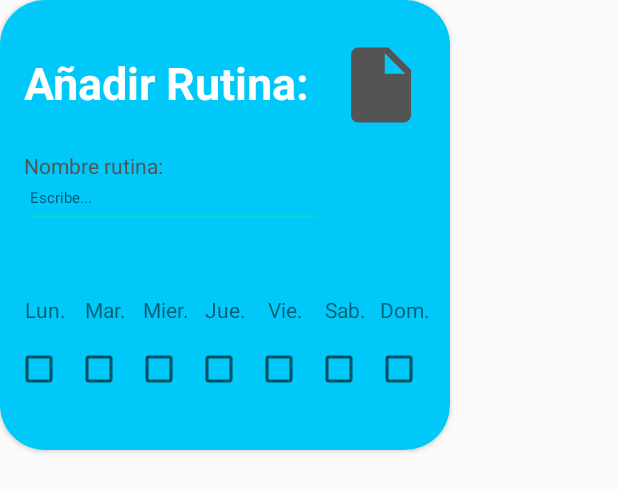
After one commit to IkNafa/APPDominales, an Android app: the layout routine_dialog.xml on its own in the app's theme, with its tools: preview values and no code run, on a phone screen of 412 x 824 dp. The commit adds this screen. Shown: the top 491 px of the screen. Run offline under Robolectric (Android 15) with nearby library versions, the phone set to English and light mode, and no system bars.

Commit message:
Ventana dialogo hecha

```diff
--- a/app/build.gradle
+++ b/app/build.gradle
@@ -30,11 +30,13 @@ dependencies {
     testImplementation 'junit:junit:4.13.2'
     androidTestImplementation 'androidx.test.ext:junit:1.1.2'
     androidTestImplementation 'androidx.test.espresso:espresso-core:3.3.0'
-
+    implementation 'androidx.navigation:navigation-ui:2.3.4'
     implementation 'com.google.android.material:material:1.3.0'
     implementation 'androidx.drawerlayout:drawerlayout:1.1.1'
-    implementation 'androidx.navigation:navigation-ui:2.3.3'
+    implementation 'androidx.navigation:navigation-ui:2.3.4'
     implementation 'de.hdodenhof:circleimageview:3.1.0'
     implementation 'androidx.recyclerview:recyclerview:1.1.0'
 
+    implementation 'de.hdodenhof:circleimageview:3.1.0'
+
 }
--- a/app/src/main/AndroidManifest.xml
+++ b/app/src/main/AndroidManifest.xml
@@ -9,14 +9,16 @@
         android:roundIcon="@mipmap/ic_launcher_round"
         android:supportsRtl="true"
         android:theme="@style/AppTheme">
-        <activity android:name=".Planificador"/>
-        <activity android:name=".Login" >
+        <activity android:name=".Register"></activity>
+        <activity android:name=".Planificador" />
+        <activity android:name=".Login">
             <intent-filter>
                 <action android:name="android.intent.action.MAIN" />
+
                 <category android:name="android.intent.category.LAUNCHER" />
             </intent-filter>
         </activity>
-        <activity android:name=".MainActivity"/>
+        <activity android:name=".MainActivity" />
     </application>
 
 </manifest>
--- /dev/null
+++ b/app/src/main/java/com/example/appdominales/Register.java
@@ -0,0 +1,14 @@
+package com.example.appdominales;
+
+import androidx.appcompat.app.AppCompatActivity;
+
+import android.os.Bundle;
+
+public class Register extends AppCompatActivity {
+
+    @Override
+    protected void onCreate(Bundle savedInstanceState) {
+        super.onCreate(savedInstanceState);
+        setContentView(R.layout.activity_register);
+    }
+}
--- /dev/null
+++ b/app/src/main/res/drawable/ic_file.xml
@@ -0,0 +1,5 @@
+<vector android:height="24dp" android:tint="#545454"
+    android:viewportHeight="24" android:viewportWidth="24"
+    android:width="24dp" xmlns:android="http://schemas.android.com/apk/res/android">
+    <path android:fillColor="@android:color/white" android:pathData="M6,2c-1.1,0 -1.99,0.9 -1.99,2L4,20c0,1.1 0.89,2 1.99,2L18,22c1.1,0 2,-0.9 2,-2L20,8l-6,-6L6,2zM13,9L13,3.5L18.5,9L13,9z"/>
+</vector>
--- a/app/src/main/res/layout/activity_login.xml
+++ b/app/src/main/res/layout/activity_login.xml
@@ -78,6 +78,7 @@
             android:layout_width="match_parent"
             android:layout_height="wrap_content"
             android:text="example@example.com"
+            android:backgroundTint="@color/white"
             android:textColor="@color/white" />
 
     </com.google.android.material.textfield.TextInputLayout>
@@ -100,6 +101,7 @@
             android:layout_width="match_parent"
             android:layout_height="wrap_content"
             android:inputType="textPassword"
+            android:backgroundTint="@color/white"
             android:text="Contraseña"
             android:textColor="@color/white" />
 
--- /dev/null
+++ b/app/src/main/res/layout/activity_register.xml
@@ -0,0 +1,20 @@
+<?xml version="1.0" encoding="utf-8"?>
+<ScrollView
+    xmlns:android="http://schemas.android.com/apk/res/android"
+    xmlns:app="http://schemas.android.com/apk/res-auto"
+    xmlns:tools="http://schemas.android.com/tools"
+    android:layout_width="match_parent"
+    android:layout_height="match_parent"
+    android:background="@color/colorPrimary"
+    tools:context=".Register">
+
+    <FrameLayout
+        android:layout_width="match_parent"
+        android:layout_height="wrap_content">
+
+
+
+
+    </FrameLayout>
+
+</ScrollView>
--- /dev/null
+++ b/app/src/main/res/layout/routine_dialog.xml
@@ -0,0 +1,229 @@
+<?xml version="1.0" encoding="utf-8"?>
+<androidx.cardview.widget.CardView xmlns:android="http://schemas.android.com/apk/res/android"
+    xmlns:app="http://schemas.android.com/apk/res-auto"
+    xmlns:tools="http://schemas.android.com/tools"
+    android:layout_width="300dp"
+    android:layout_height="300dp"
+    app:cardCornerRadius="30dp">
+
+    <androidx.constraintlayout.widget.ConstraintLayout
+        android:layout_width="match_parent"
+        android:layout_height="match_parent"
+        android:background="#00c8f8">
+
+        <TextView
+            android:id="@+id/textView8"
+            android:layout_width="wrap_content"
+            android:layout_height="wrap_content"
+            android:text="Añadir Rutina:"
+            android:textColor="@color/white"
+            android:textSize="30sp"
+            android:textStyle="bold"
+            app:layout_constraintBottom_toBottomOf="parent"
+            app:layout_constraintEnd_toEndOf="parent"
+            app:layout_constraintHorizontal_bias="0.146"
+            app:layout_constraintStart_toStartOf="parent"
+            app:layout_constraintTop_toTopOf="parent"
+            app:layout_constraintVertical_bias="0.134" />
+
+
+        <ImageView
+            android:layout_width="60dp"
+            android:layout_height="60dp"
+            android:src="@drawable/ic_file"
+            app:layout_constraintBottom_toBottomOf="parent"
+            app:layout_constraintEnd_toEndOf="parent"
+            app:layout_constraintHorizontal_bias="0.933"
+            app:layout_constraintStart_toStartOf="parent"
+            app:layout_constraintTop_toTopOf="parent"
+            app:layout_constraintVertical_bias="0.112" />
+
+        <TextView
+            android:layout_width="wrap_content"
+            android:layout_height="wrap_content"
+            android:text="Nombre rutina:"
+            android:textColor="#545454"
+            app:layout_constraintBottom_toBottomOf="parent"
+            app:layout_constraintEnd_toEndOf="parent"
+            app:layout_constraintHorizontal_bias="0.077"
+            app:layout_constraintStart_toStartOf="parent"
+            app:layout_constraintTop_toTopOf="parent"
+            app:layout_constraintVertical_bias="0.359" />
+
+        <EditText
+            android:layout_width="200dp"
+            android:layout_height="40dp"
+            android:hint="Escribe..."
+            android:textSize="10sp"
+            app:layout_constraintBottom_toBottomOf="parent"
+            app:layout_constraintEnd_toEndOf="parent"
+            app:layout_constraintHorizontal_bias="0.16"
+            app:layout_constraintStart_toStartOf="parent"
+            app:layout_constraintTop_toTopOf="parent"
+            app:layout_constraintVertical_bias="0.43" />
+
+        <LinearLayout
+            android:id="@+id/linearLayout"
+            android:layout_width="match_parent"
+            android:layout_height="wrap_content"
+            android:gravity="center"
+            app:layout_constraintBottom_toBottomOf="parent"
+            app:layout_constraintEnd_toEndOf="parent"
+            app:layout_constraintHorizontal_bias="0.0"
+            app:layout_constraintStart_toStartOf="parent"
+            app:layout_constraintTop_toTopOf="parent"
+            app:layout_constraintVertical_bias="0.816">
+
+
+            <LinearLayout
+                android:layout_width="40dp"
+                android:layout_height="wrap_content"
+                android:orientation="vertical">
+
+                <TextView
+                    android:layout_width="match_parent"
+                    android:layout_height="wrap_content"
+                    android:text="Lun."
+                    android:textAlignment="center" />
+
+                <Space
+                    android:layout_width="match_parent"
+                    android:layout_height="20dp" />
+
+                <CheckBox
+                    android:layout_width="match_parent"
+                    android:layout_height="20dp" />
+
+            </LinearLayout>
+
+            <LinearLayout
+                android:layout_width="40dp"
+                android:layout_height="wrap_content"
+                android:orientation="vertical">
+
+                <TextView
+                    android:layout_width="match_parent"
+                    android:layout_height="wrap_content"
+                    android:text="Mar."
+                    android:textAlignment="center" />
+
+                <Space
+                    android:layout_width="match_parent"
+                    android:layout_height="20dp" />
+
+                <CheckBox
+                    android:layout_width="match_parent"
+                    android:layout_height="20dp" />
+
+            </LinearLayout>
+
+            <LinearLayout
+                android:layout_width="40dp"
+                android:layout_height="wrap_content"
+                android:orientation="vertical">
+
+                <TextView
+                    android:layout_width="match_parent"
+                    android:layout_height="wrap_content"
+                    android:text="Mier."
+                    android:textAlignment="center" />
+
+                <Space
+                    android:layout_width="match_parent"
+                    android:layout_height="20dp" />
+
+                <CheckBox
+                    android:layout_width="match_parent"
+                    android:layout_height="20dp" />
+
+            </LinearLayout>
+
+            <LinearLayout
+                android:layout_width="40dp"
+                android:layout_height="wrap_content"
+                android:orientation="vertical">
+
+                <TextView
+                    android:layout_width="match_parent"
+                    android:layout_height="wrap_content"
+                    android:text="Jue."
+                    android:textAlignment="center" />
+
+                <Space
+                    android:layout_width="match_parent"
+                    android:layout_height="20dp" />
+
+                <CheckBox
+                    android:layout_width="match_parent"
+                    android:layout_height="20dp" />
+
+            </LinearLayout>
+
+            <LinearLayout
+                android:layout_width="40dp"
+                android:layout_height="wrap_content"
+                android:orientation="vertical">
+
+                <TextView
+                    android:layout_width="match_parent"
+                    android:layout_height="wrap_content"
+                    android:text="Vie."
+                    android:textAlignment="center" />
+
+                <Space
+                    android:layout_width="match_parent"
+                    android:layout_height="20dp" />
+
+                <CheckBox
+                    android:layout_width="match_parent"
+                    android:layout_height="20dp" />
+
+            </LinearLayout>
+
+            <LinearLayout
+                android:layout_width="40dp"
+                android:layout_height="wrap_content"
+                android:orientation="vertical">
+
+                <TextView
+                    android:layout_width="match_parent"
+                    android:layout_height="wrap_content"
+                    android:text="Sab."
+                    android:textAlignment="center" />
+
+                <Space
+                    android:layout_width="match_parent"
+                    android:layout_height="20dp" />
+
+                <CheckBox
+                    android:layout_width="match_parent"
+                    android:layout_height="20dp" />
+
+            </LinearLayout>
+
+            <LinearLayout
+                android:layout_width="40dp"
+                android:layout_height="wrap_content"
+                android:orientation="vertical">
+
+                <TextView
+                    android:layout_width="match_parent"
+                    android:layout_height="wrap_content"
+                    android:text="Dom."
+                    android:textAlignment="center" />
+
+                <Space
+                    android:layout_width="match_parent"
+                    android:layout_height="20dp" />
+
+                <CheckBox
+                    android:layout_width="match_parent"
+                    android:layout_height="20dp" />
+
+            </LinearLayout>
+
+        </LinearLayout>
+
+    </androidx.constraintlayout.widget.ConstraintLayout>
+
+</androidx.cardview.widget.CardView>
--- a/app/src/main/res/menu/menuoptions.xml
+++ b/app/src/main/res/menu/menuoptions.xml
@@ -4,9 +4,9 @@
     tools:showIn="navigation_view">
 
     <item
-        android:id="@+id/planificador"
+        android:id="@+id/perfil"
         android:icon="@drawable/ic_assignment"
-        android:title="Planificador"/>
+        android:title="Perfil"/>
 
     <item
         android:id="@+id/stats"
```
